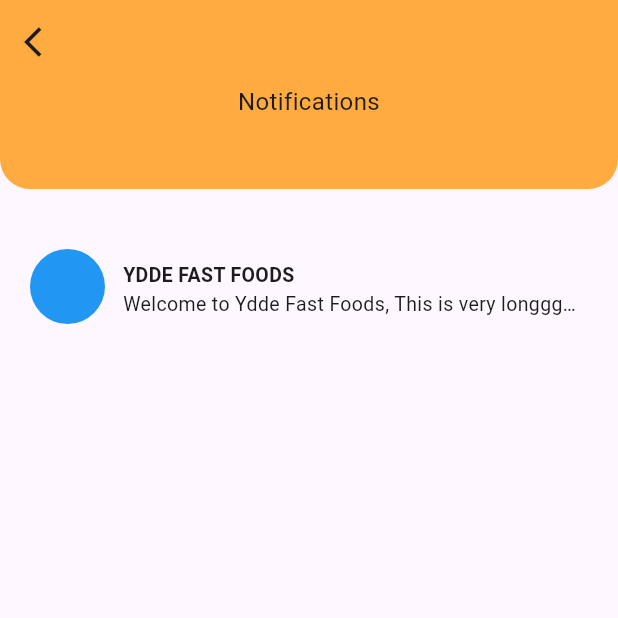
After one commit to salim1007/flutterCateringApp, a Flutter app: the NotificationPage screen opened directly, on a phone screen of 412 x 824 dp, the top half of it. The commit adds this screen. Run offline on Flutter 3.47's test engine with Material 3 defaults, Android fonts, the phone set to English and light mode, and no system bars; our stand-ins replace carousel_slider, curved_labeled_navigation_bar, dio, font_awesome_flutter, geocoding, geolocator and 5 more; accounts and stored records are empty; network calls fail.

Commit message:
17th may commit

```diff
--- /dev/null
+++ b/lib/components/notification_card.dart
@@ -0,0 +1,47 @@
+import 'package:flutter/cupertino.dart';
+import 'package:flutter/material.dart';
+
+class NotificationCard extends StatelessWidget {
+  const NotificationCard({super.key});
+
+  @override
+  Widget build(BuildContext context) {
+    return Row(
+      children: [
+        Container(
+          height: 50,
+          width: 50,
+          decoration: BoxDecoration(
+              color: Colors.blue, borderRadius: BorderRadius.circular(50)),
+        ),
+        SizedBox(
+          width: 10,
+        ),
+        Expanded(
+          child: Container(
+              padding: EdgeInsets.all(2),
+              height: 70,
+              child: const Column(
+                crossAxisAlignment: CrossAxisAlignment.start,
+                children: [
+                  SizedBox(
+                    height: 16,
+                  ),
+                  Text(
+                    'YDDE FAST FOODS',
+                    style: TextStyle(fontSize: 13, fontWeight: FontWeight.bold),
+                  ),
+                  Text(
+                    'Welcome to Ydde Fast Foods, This is very longggggg, This is very longggggg,This is very longggggg, This is very longggggg',
+                    style: TextStyle(fontSize: 13),
+                    overflow: TextOverflow.ellipsis,
+                    maxLines: 1,
+                    softWrap: true,
+                  ),
+                ],
+              )),
+        )
+      ],
+    );
+  }
+}
--- a/lib/screens/home_page.dart
+++ b/lib/screens/home_page.dart
@@ -17,7 +17,7 @@ class HomePage extends StatefulWidget {
 }
 
 class _HomePageState extends State<HomePage> {
-  // String _searchText = '';
+
 
   Map<String, dynamic> userDetails = {};
   List<dynamic> favList = [];
@@ -34,7 +34,6 @@ class _HomePageState extends State<HomePage> {
   @override
   void initState(){
     super.initState();
-    // userDetails = widget.userData;
     _getProducts();
 
 
--- /dev/null
+++ b/lib/screens/notification_page.dart
@@ -0,0 +1,53 @@
+import 'package:flutter/material.dart';
+import 'package:food_delivery_app/components/notification_card.dart';
+import 'package:food_delivery_app/main.dart';
+
+class NotificationPage extends StatelessWidget {
+  const NotificationPage({super.key});
+
+  @override
+  Widget build(BuildContext context) {
+    return Scaffold(
+      appBar: AppBar(
+        centerTitle: true,
+        leading: GestureDetector(
+          onTap: () {
+            MyApp.navigatorKey.currentState!.pushNamed('main_layout');
+          },
+          child: Icon(Icons.arrow_back_ios),
+        ),
+        backgroundColor: Colors.orangeAccent,
+      ),
+      body: Container(
+
+        child: Column(
+          children: [
+            Container(
+              height: 70,
+              width: double.infinity,
+              decoration: BoxDecoration(
+                  color: Colors.orangeAccent,
+                  borderRadius: BorderRadius.only(
+                      bottomLeft: Radius.circular(20),
+                      bottomRight: Radius.circular(20))),
+              child: Text(
+                'Notifications',
+                textAlign: TextAlign.center,
+                style: TextStyle(fontSize: 16),
+              ),
+            ),
+            SizedBox(
+              height: 10,
+            ),
+            Container(
+              margin: EdgeInsets.all(10),
+
+              padding: EdgeInsets.all(10),
+              child: NotificationCard(),
+            )
+          ],
+        ),
+      ),
+    );
+  }
+}
--- a/pubspec.yaml
+++ b/pubspec.yaml
@@ -41,6 +41,7 @@ dependencies:
   geolocator: ^11.0.0
   timeline_tile: ^2.0.0
   intl: ^0.19.0
+  curved_labeled_navigation_bar: ^2.0.2
 
 
   # The following adds the Cupertino Icons font to your application.
```
Also changed, not shown: lib/components/card_item.dart (+34 -29 lines), lib/components/edit_form.dart (added, +157 -0 lines), lib/main_layout.dart (+40 -34 lines), lib/models/auth_model.dart (+6 -5 lines), lib/providers/dio_provider.dart (+33 -0 lines), lib/screens/cart_page.dart (+47 -41 lines), lib/screens/item_details.dart (+73 -10 lines), lib/screens/notification_layout.dart (added, +64 -0 lines), lib/screens/profile_page.dart (+20 -7 lines), pubspec.lock.
